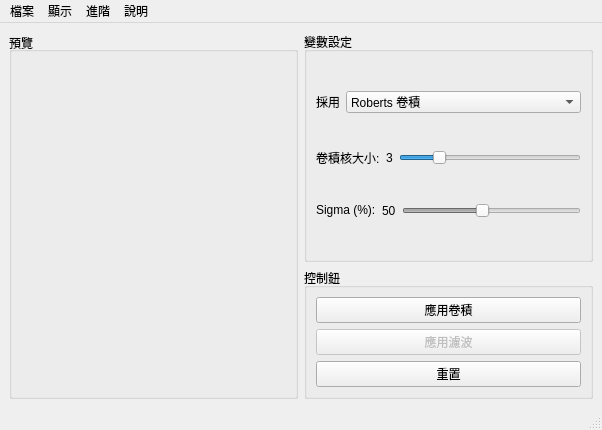
First picture: the form in SE-342/assignments/ass1/src/ConvolutionExample/mainwindow.ui, repository yepengpeng-1/2019-2020-autumn-semester, before the edit.
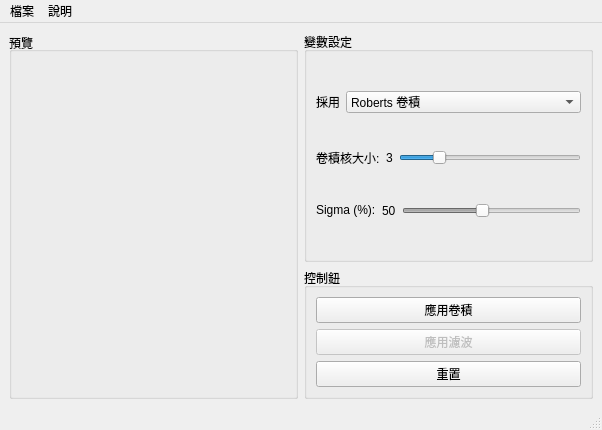
Second picture: the form after the edit.

Commit message: [fix] remove redundant menu items

```diff
--- a/SE-342/assignments/ass1/src/ConvolutionExample/mainwindow.ui
+++ b/SE-342/assignments/ass1/src/ConvolutionExample/mainwindow.ui
@@ -289,13 +289,6 @@
     </property>
     <addaction name="actionImportImage"/>
     <addaction name="actionExportImage"/>
-    <addaction name="separator"/>
-    <addaction name="actionResume"/>
-   </widget>
-   <widget class="QMenu" name="menu">
-    <property name="title">
-     <string>進階</string>
-    </property>
    </widget>
    <widget class="QMenu" name="menu_2">
     <property name="title">
@@ -303,18 +296,7 @@
     </property>
     <addaction name="actionShowAbout"/>
    </widget>
-   <widget class="QMenu" name="menu_3">
-    <property name="title">
-     <string>顯示</string>
-    </property>
-    <addaction name="actionZoomIn"/>
-    <addaction name="actionZoomOut"/>
-    <addaction name="separator"/>
-    <addaction name="actionReset"/>
-   </widget>
    <addaction name="menuMain_Window"/>
-   <addaction name="menu_3"/>
-   <addaction name="menu"/>
    <addaction name="menu_2"/>
   </widget>
   <widget class="QStatusBar" name="statusbar"/>
```
Left out of the diff: 43 changed lines with no effect on the pictures. The commit also changes 2 other files.
